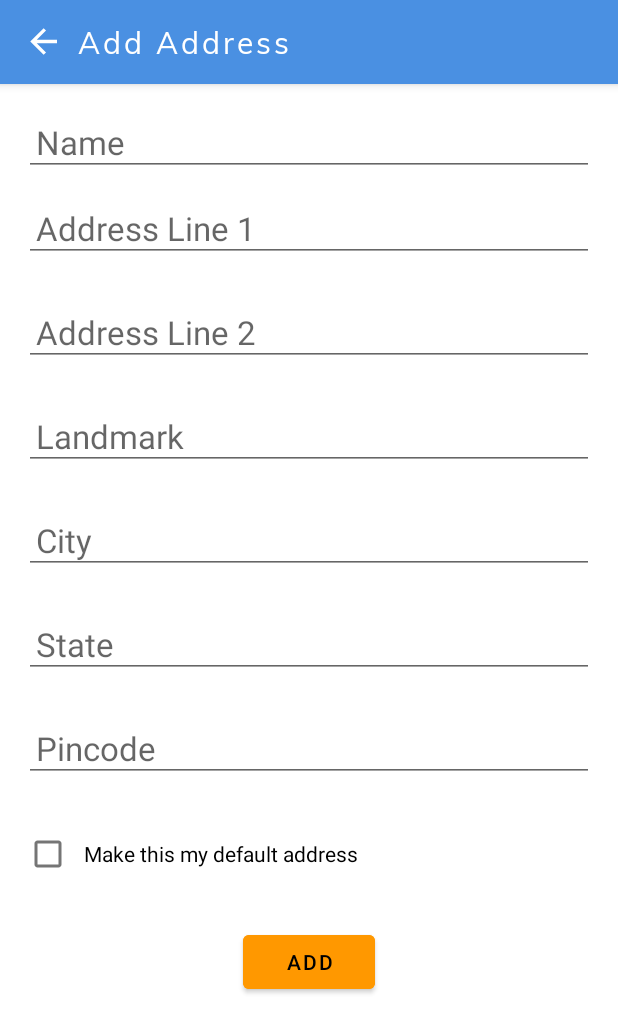
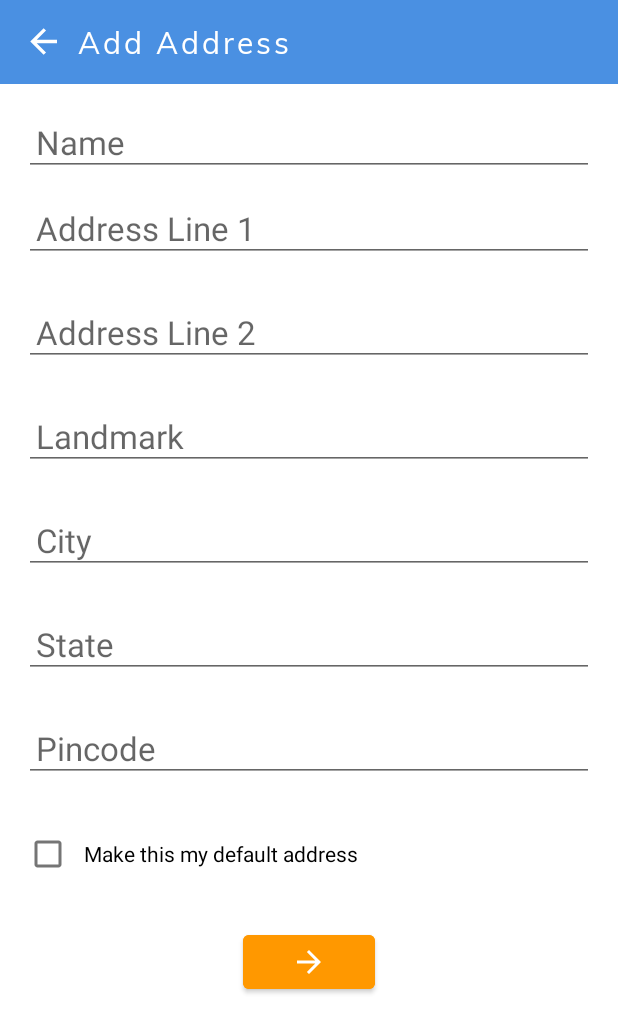
Before and after one commit to varshneyankit/AddressMemoExercise, an Android app: the CreateAddressFragment screen opened through its navigation route, on a phone screen of 412 x 824 dp. Shown: the top 1033 px of the screen. Run offline under Robolectric (Android 15) with nearby library versions, the phone set to English and light mode, and no system bars; 1 statement that could not run was skipped.

Commit message:
Added refresh button. Layout for blank list is now working. Changed Drawables for FAB and submit button. Set default address indicator working only when updating an address.

```diff
--- a/app/src/main/java/com/assignment/addressmemo/CreateAddressFragment.java
+++ b/app/src/main/java/com/assignment/addressmemo/CreateAddressFragment.java
@@ -103,12 +103,12 @@ public class CreateAddressFragment extends Fragment {
             currentAddress.setPinCode(pinCode);
             mainViewModel.updateAddress(currentAddress);
             if (defaultCheckBox.isChecked())
-                mainViewModel.setDefaultAddress(currentAddress);
+                mainViewModel.setDefaultAddress(currentAddress.getId());
         } else {
             Address address = new Address(name, addressLine1, addressLine2, city, pinCode, state, 1400, 105, "1010101010");
             mainViewModel.insertAddress(address);
             if (defaultCheckBox.isChecked())
-                mainViewModel.setDefaultAddress(address);
+                mainViewModel.setDefaultAddress(address.getId());
         }
         mainViewModel.setCurrentAddressToNull();
         navigateToDashboard();
--- a/app/src/main/java/com/assignment/addressmemo/adapter/AddressListAdpater.java
+++ b/app/src/main/java/com/assignment/addressmemo/adapter/AddressListAdpater.java
@@ -41,6 +41,8 @@ public class AddressListAdpater extends RecyclerView.Adapter<AddressListAdpater.
         holder.addressTitle.setText(item);
         if (address.isDefault())
             holder.addressDefaultStatus.setVisibility(View.VISIBLE);
+        else
+            holder.addressDefaultStatus.setVisibility(View.GONE);
         holder.addressOptionMenu.setOnClickListener(view -> addressClickListener.onTaskClick(position, holder.addressOptionMenu));
     }
 
--- /dev/null
+++ b/app/src/main/res/drawable/ic_baseline_add_24.xml
@@ -0,0 +1,5 @@
+<vector android:height="30dp" android:tint="#FFFFFF"
+    android:viewportHeight="24" android:viewportWidth="24"
+    android:width="30dp" xmlns:android="http://schemas.android.com/apk/res/android">
+    <path android:fillColor="@android:color/white" android:pathData="M19,13h-6v6h-2v-6H5v-2h6V5h2v6h6v2z"/>
+</vector>
--- /dev/null
+++ b/app/src/main/res/drawable/ic_baseline_arrow_forward_24.xml
@@ -0,0 +1,9 @@
+<vector xmlns:android="http://schemas.android.com/apk/res/android"
+    android:width="24dp"
+    android:height="24dp"
+    android:viewportWidth="24"
+    android:viewportHeight="24">
+    <path
+        android:fillColor="@android:color/white"
+        android:pathData="M12,4l-1.41,1.41L16.17,11H4v2h12.17l-5.58,5.59L12,20l8,-8z" />
+</vector>
--- a/app/src/main/res/layout/activity_main.xml
+++ b/app/src/main/res/layout/activity_main.xml
@@ -5,8 +5,6 @@
     android:layout_height="match_parent"
     tools:context=".MainActivity">
 
-
     <include layout="@layout/content_main" />
 
-
 </androidx.coordinatorlayout.widget.CoordinatorLayout>
--- a/app/src/main/res/layout/fragment_create_address.xml
+++ b/app/src/main/res/layout/fragment_create_address.xml
@@ -6,12 +6,6 @@
     android:layout_height="match_parent"
     android:orientation="vertical"
     tools:context=".CreateAddressFragment">
-
-    <com.google.android.material.appbar.AppBarLayout
-        android:id="@+id/app_bar"
-        android:layout_width="match_parent"
-        android:layout_height="wrap_content"
-        android:theme="@style/Theme.AddressMemo.AppBarOverlay">
 
     <androidx.appcompat.widget.Toolbar
         android:id="@+id/toolbar"
@@ -39,8 +33,6 @@
             android:textColor="@color/white"
             android:textSize="20sp" />
     </androidx.appcompat.widget.Toolbar>
-
-    </com.google.android.material.appbar.AppBarLayout>
 
     <EditText
         android:id="@+id/create_address_name_edit_text"
@@ -137,7 +129,9 @@
         android:layout_marginHorizontal="16dp"
         android:layout_marginVertical="12dp"
         android:backgroundTint="@color/teal_200"
-        android:padding="8dp"
-        android:text="@string/create_address_button" />
+        android:foreground="@drawable/ic_baseline_arrow_forward_24"
+        android:foregroundGravity="center"
+        android:gravity="center"
+        android:padding="8dp" />
 
 </LinearLayout>
--- a/app/src/main/res/values/strings.xml
+++ b/app/src/main/res/values/strings.xml
@@ -22,4 +22,5 @@
     <string name="create_address_hint_pincode">Pincode</string>
     <string name="create_address_checkbox_text">Make this my default address</string>
     <string name="create_address_button">Add</string>
+    <string name="dashboard_toolbar_text">Refresh</string>
 </resources>
--- a/app/src/main/res/values/themes.xml
+++ b/app/src/main/res/values/themes.xml
@@ -9,7 +9,7 @@
         <!-- Secondary brand color. -->
         <item name="colorSecondary">@color/teal_200</item>
         <item name="colorSecondaryVariant">@color/teal_700</item>
-        <item name="colorOnSecondary">@color/black</item>
+        <item name="colorOnSecondary">@color/white</item>
         <!-- Status bar color. -->
         <item name="android:statusBarColor" tools:targetApi="l">?attr/colorPrimaryVariant</item>
         <!-- Customize your theme here. -->
```
Also changed, not shown: app/src/main/java/com/assignment/addressmemo/DashboardFragment.java (+28 -3 lines), app/src/main/java/com/assignment/addressmemo/MainViewModel.java (+8 -2 lines), app/src/main/res/layout/address_item_layout.xml (+1 -10 lines), app/src/main/res/layout/fragment_dashboard.xml (+33 -14 lines), app/src/main/res/layout/fragment_dashboard_blank.xml (+3 -34 lines). Lines whose indentation alone changed are shown as unchanged.
